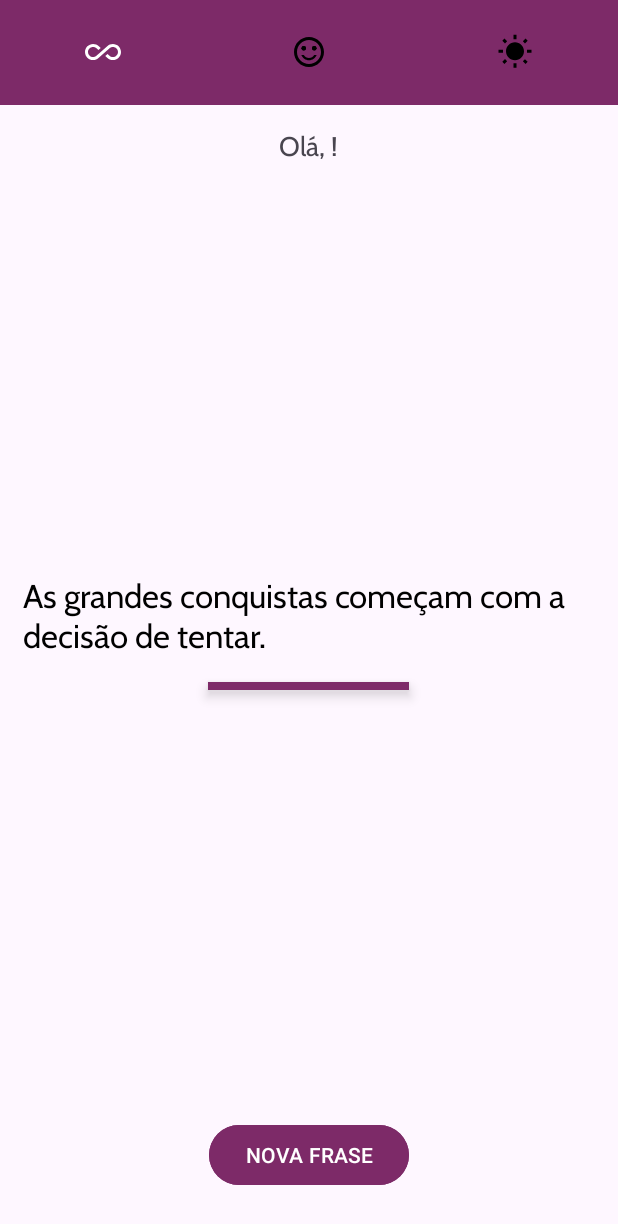
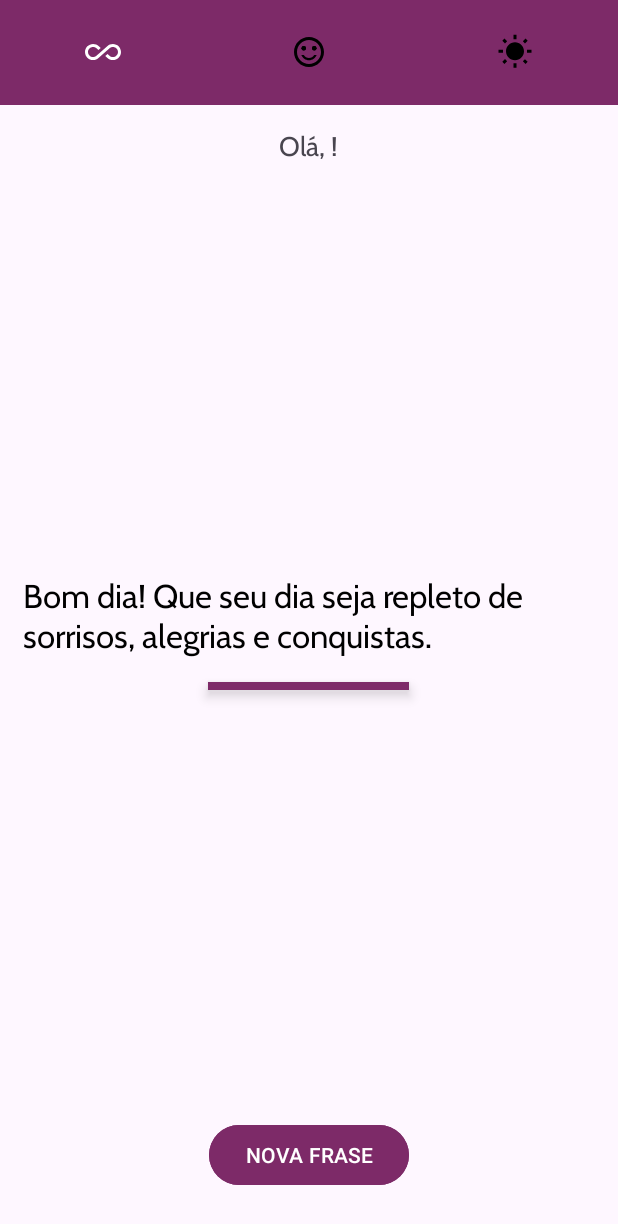
Before and after one commit to marcelopython/appMotivation, an Android app: the MainActivity screen opened directly, with no data from a screen before it, after a tap on "NOVA FRASE", on a phone screen of 412 x 824 dp. Shown: the top 1224 px of the screen. Run offline under Robolectric (Android 15) with nearby library versions, the phone set to English and light mode, and no system bars; 3 other taps on this screen came first.

```diff
--- a/app/src/main/java/com/example/motivation/infrastructure/MotivationConstants.kt
+++ b/app/src/main/java/com/example/motivation/infrastructure/MotivationConstants.kt
@@ -4,5 +4,12 @@ class MotivationConstants  private constructor() {
 
     object KEY {
         const val  USER_NAME = "USER_NAME"
+        const val  CATEGORY_PHRASE = "CATEGORY_PHRASE"
+    }
+
+    object CATEGORY_PHRASE {
+        const val MOTIVATION = "MOTIVATION"
+        const val HAPPY = "HAPPY"
+        const val DAY = "DAY"
     }
 }
--- a/app/src/main/java/com/example/motivation/ui/MainActivity.kt
+++ b/app/src/main/java/com/example/motivation/ui/MainActivity.kt
@@ -3,6 +3,7 @@ package com.example.motivation.ui
 import androidx.appcompat.app.AppCompatActivity
 import android.os.Bundle
 import android.view.View
+import android.widget.Toast
 import com.example.motivation.infrastructure.MotivationConstants
 import com.example.motivation.R
 import com.example.motivation.infrastructure.SecurityPreferences
@@ -24,10 +25,23 @@ class MainActivity : AppCompatActivity(), View.OnClickListener {
 
         // Handle
         this.handleUsername()
+
+        val category = SecurityPreferences(this).getString(MotivationConstants.KEY.CATEGORY_PHRASE)
+        if(category == ""){
+            SecurityPreferences(this)
+                .storeString(
+                    MotivationConstants.KEY.CATEGORY_PHRASE,
+                    MotivationConstants.CATEGORY_PHRASE.MOTIVATION
+                )
+        }
+
         this.handlePhrase()
 
         // Eventos
         binding.btnNextText.setOnClickListener(this)
+        binding.imgInfinito.setOnClickListener(this)
+        binding.imgUser.setOnClickListener(this)
+        binding.imgSun.setOnClickListener(this)
 
     }
 
@@ -41,40 +55,75 @@ class MainActivity : AppCompatActivity(), View.OnClickListener {
     }
 
     private fun getPhrase(): String {
-        val indexPhase: Int = Random.nextInt(20)
-        return phrases()[indexPhase]
+
+        val phrases = phrases()
+
+        val indexPhase: Int = Random.nextInt(phrases?.count() ?: 1 )
+
+        val text: String = phrases?.get(indexPhase) ?: ""
+
+        if(text == ""){
+            Toast.makeText(this, "Categoria invalida!", Toast.LENGTH_SHORT).show()
+        }
+
+        return text
     }
 
-    private fun phrases(): Array<String> {
-        return arrayOf(
-            "Acredite em você e em tudo que você é.",
+    private fun phrases(): Array<String>? {
+
+        val allPhrases: MutableMap<String, Array<String>> = mutableMapOf()
+
+        allPhrases[MotivationConstants.CATEGORY_PHRASE.MOTIVATION] = arrayOf(
             "O sucesso é a soma de pequenos esforços repetidos dia após dia.",
+            "Acredite que você pode, assim você já está no meio do caminho.",
             "A única maneira de fazer um excelente trabalho é amar o que você faz.",
-            "Nunca é tarde demais para ser aquilo que você sempre desejou ser.",
-            "O fracasso é apenas a oportunidade de começar de novo com mais inteligência.",
-            "Você é mais forte do que imagina.",
-            "Sonhe grande e ouse falhar.",
-            "A persistência é o caminho do êxito.",
-            "Acredite que você pode, assim você já está no meio do caminho.",
-            "As grandes conquistas começam com a decisão de tentar.",
-            "O único lugar onde o sucesso vem antes do trabalho é no dicionário.",
-            "O futuro pertence àqueles que acreditam na beleza de seus sonhos.",
-            "Se você pode sonhar, você pode realizar.",
-            "Não espere por oportunidades, crie-as.",
-            "O segredo do sucesso é a constância de propósito.",
-            "A vida é 10% o que acontece com você e 90% como você reage a isso.",
-            "Não importa quão devagar você vá, desde que não pare.",
-            "Tudo o que um sonho precisa para ser realizado é alguém que acredite que ele possa ser realizado.",
-            "Nunca desista de um sonho por causa do tempo que levará para realizá-lo. O tempo vai passar de qualquer forma.",
-            "Acredite, você tem forças para chegar onde quiser. Basta querer."
+            "Não importa o quão devagar você vá, desde que você não pare.",
+            "A persistência é o caminho do êxito."
         )
 
+        allPhrases[MotivationConstants.CATEGORY_PHRASE.HAPPY] = arrayOf(
+            "A felicidade não é algo pronto. Ela vem das suas próprias ações.",
+            "A verdadeira felicidade está na própria casa, entre as alegrias da família.",
+            "A felicidade é quando o que você pensa, o que você diz e o que você faz estão em harmonia.",
+            "A felicidade é a única coisa que podemos dar sem possuir.",
+            "A felicidade não depende do que você tem ou quem você é. Depende apenas do que você pensa."
+        )
+
+        allPhrases[MotivationConstants.CATEGORY_PHRASE.DAY] = arrayOf(
+            "Bom dia! Que seu dia seja repleto de sorrisos, alegrias e conquistas.",
+            "Que seu dia comece bem e termine ainda melhor. Bom dia!",
+            "Cada manhã traz novas oportunidades. Aproveite-as ao máximo! Bom dia!",
+            "Bom dia! Que hoje você encontre a beleza nas pequenas coisas e a força para superar qualquer desafio.",
+            "Que seu dia seja tão brilhante quanto o sol da manhã. Bom dia!"
+        )
+
+        return allPhrases[SecurityPreferences(this).getString(MotivationConstants.KEY.CATEGORY_PHRASE)]
     }
 
     override fun onClick(v: View) {
 
         if(v.id == R.id.btn_next_text) {
             this.handlePhrase()
+        }else if(v.id == R.id.img_infinito) {
+
+            SecurityPreferences(this).storeString(MotivationConstants.KEY.CATEGORY_PHRASE,
+                MotivationConstants.CATEGORY_PHRASE.MOTIVATION)
+            this.handlePhrase()
+
+        } else if(v.id == R.id.img_user) {
+
+            SecurityPreferences(this).storeString(MotivationConstants.KEY.CATEGORY_PHRASE,
+                MotivationConstants.CATEGORY_PHRASE.HAPPY)
+            this.handlePhrase()
+
+        } else if(v.id == R.id.img_sun) {
+
+            SecurityPreferences(this)
+                .storeString(MotivationConstants.KEY.CATEGORY_PHRASE,
+                    MotivationConstants.CATEGORY_PHRASE.DAY)
+
+
+            this.handlePhrase()
         }
 
     }
```
